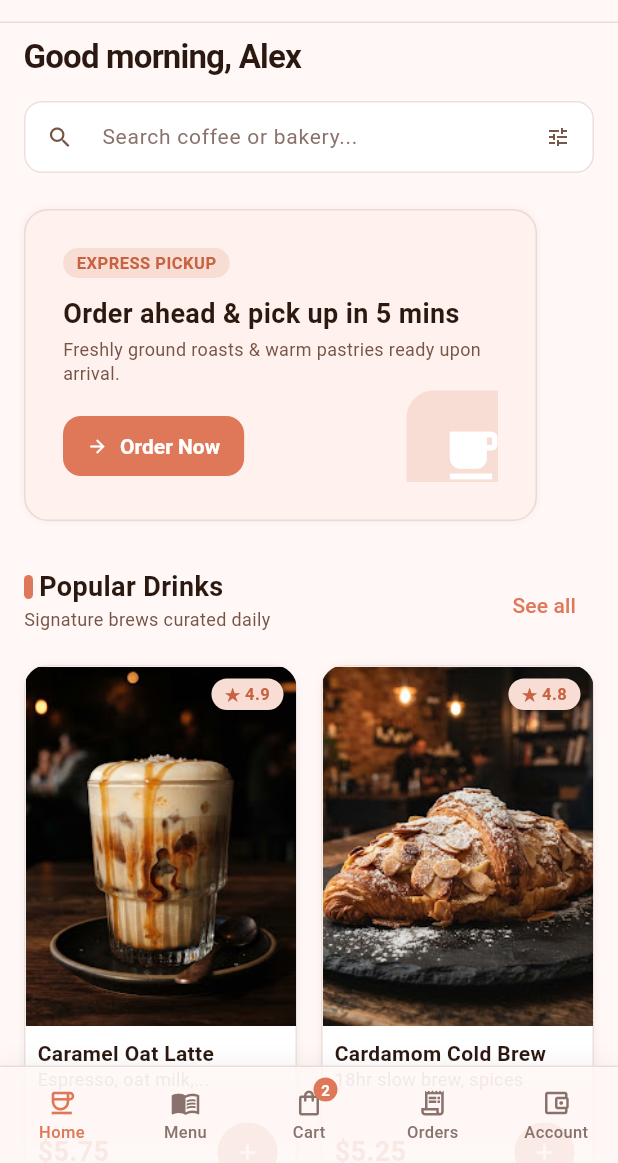
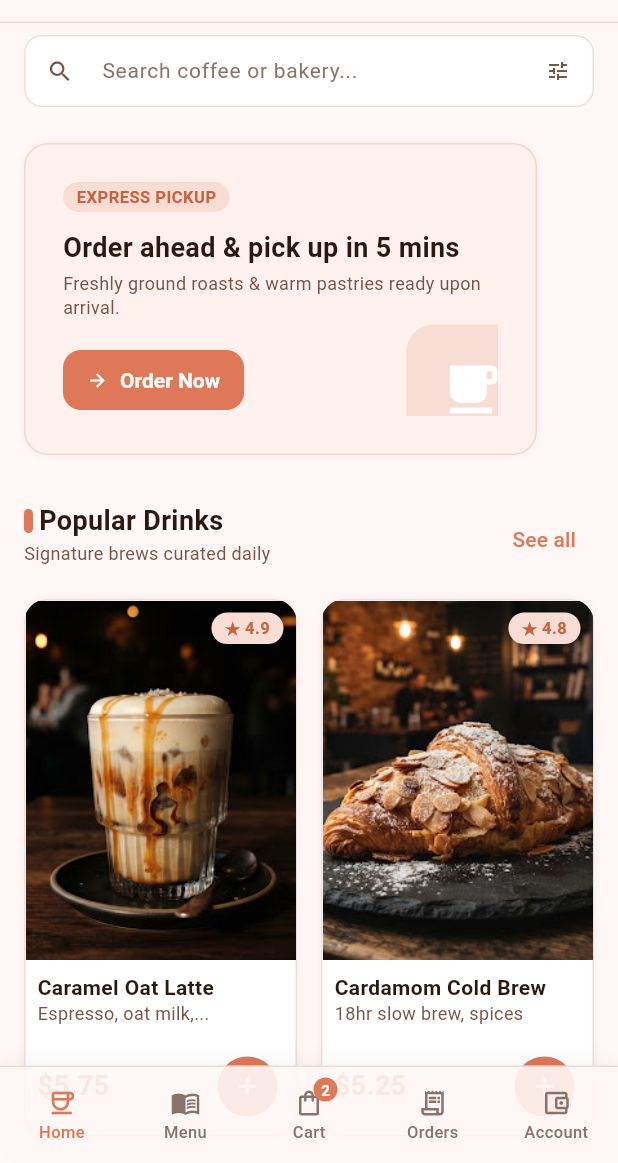
Before and after one commit to Abishani/CafforaMobileApp, a Flutter app: the screen it shows after launch, on a phone screen of 412 x 824 dp, the part 73-1236 px from its top. Run offline on Flutter 3.47's test engine with Material 3 defaults, Android fonts, the phone set to English and light mode, and no system bars; our stand-ins replace qr_flutter, supabase_flutter; missing offline and left inert: mobile_scanner; accounts and stored records are empty; Roboto replaces fonts that are missing (Plus Jakarta Sans).

Commit message:
feat: guest home shows only Home+Menu nav, login icon in top bar, remove greeting

```diff
--- a/lib/features/home/presentation/pages/home_page.dart
+++ b/lib/features/home/presentation/pages/home_page.dart
@@ -41,8 +41,6 @@ class _HomePageState extends State<HomePage> {
     if (role == UserRole.guest) {
       if (index == 1) {
         Navigator.of(context).pushReplacementNamed('/menu');
-      } else if (index == 2) {
-        Navigator.of(context).pushReplacementNamed('/appearance');
       }
       return;
     }
@@ -79,10 +77,6 @@ class _HomePageState extends State<HomePage> {
   @override
   Widget build(BuildContext context) {
     final palette = context.appColors;
-    final auth = AuthScope.maybeOf(context);
-    final displayName = auth?.isGuest == true
-        ? 'Alex'
-        : (auth?.greetingName.isNotEmpty == true ? auth!.greetingName : 'Alex');
 
     return Scaffold(
       backgroundColor: palette.background,
@@ -103,17 +97,6 @@ class _HomePageState extends State<HomePage> {
           child: Column(
             crossAxisAlignment: CrossAxisAlignment.start,
             children: [
-              Text(
-                'Good morning, $displayName',
-                style: TextStyle(
-                  color: palette.ink,
-                  fontSize: 22,
-                  height: 28 / 22,
-                  fontWeight: FontWeight.w600,
-                  letterSpacing: -.55,
-                ),
-              ),
-              const SizedBox(height: 16),
               const HomeSearchBar(),
               const SizedBox(height: 24),
               PickupBanner(onOrder: _showOrderMessage),
--- a/lib/features/home/presentation/widgets/home_components.dart
+++ b/lib/features/home/presentation/widgets/home_components.dart
@@ -513,7 +513,6 @@ class HomeBottomNavigation extends StatelessWidget {
       UserRole.guest => const [
         (Icons.coffee_outlined, 'Home'),
         (Icons.menu_book_outlined, 'Menu'),
-        (Icons.palette_outlined, 'Appearance'),
       ],
       UserRole.admin => const [
         (Icons.coffee_outlined, 'Home'),
```
